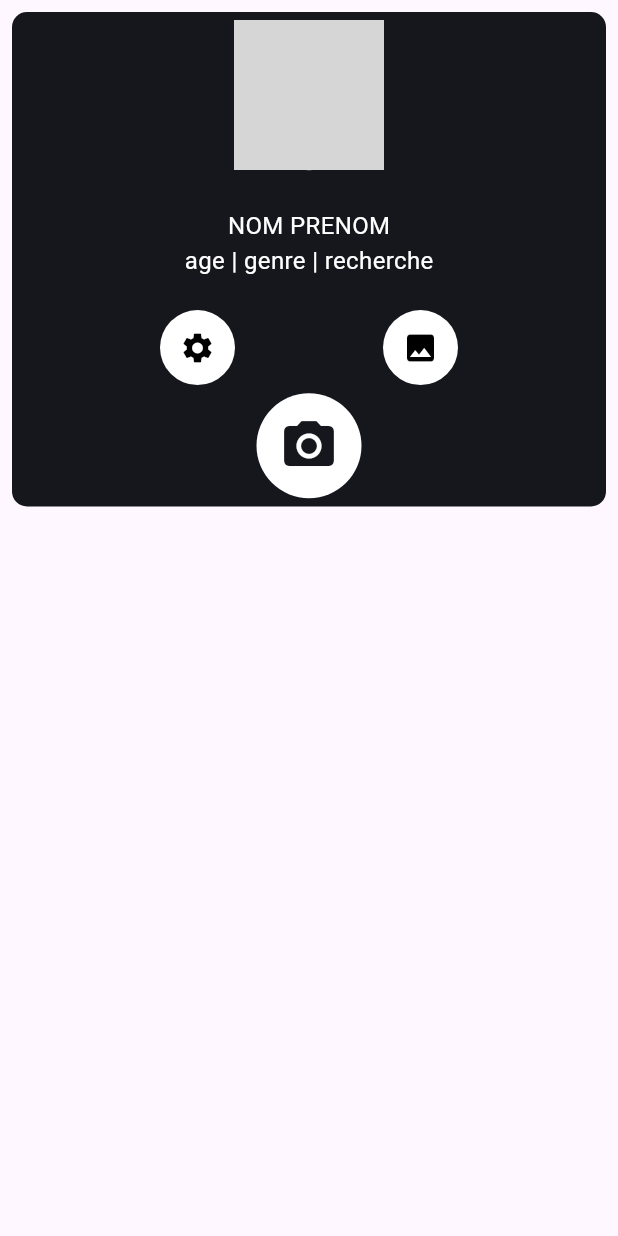
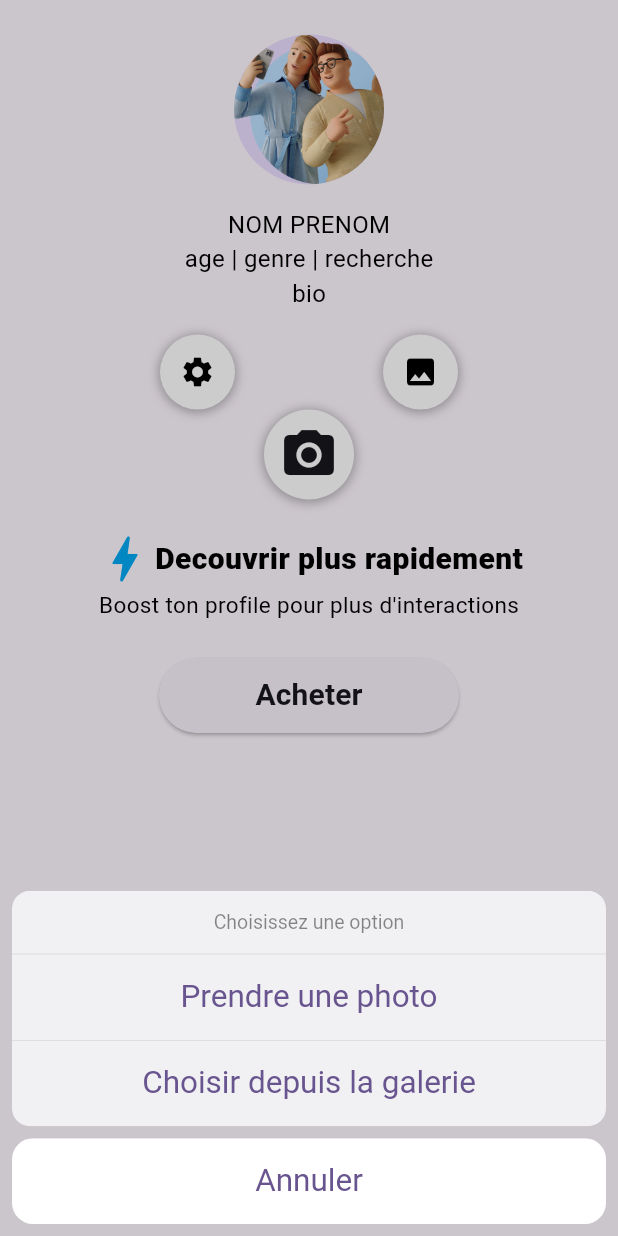
Before and after one commit to khasey/reveal, a Flutter app: the Profile screen opened directly, after a tap on the "photo" icon, on a phone screen of 412 x 824 dp. Run offline on Flutter 3.47's test engine with Material 3 defaults, Android fonts, the phone set to English and light mode, and no system bars; our stand-ins replace flutter_svg, hexcolor, image_picker; grey boxes are pictures that could not be loaded.

Commit message:
profile made

```diff
--- a/lib/screens/profile.dart
+++ b/lib/screens/profile.dart
@@ -1,5 +1,9 @@
+import 'dart:io';
+
+import 'package:flutter/cupertino.dart';
 import 'package:flutter/material.dart';
 import 'package:reveal/constantColors.dart';
+import 'package:image_picker/image_picker.dart';
 
 class Profile extends StatefulWidget {
   const Profile({super.key});
@@ -9,26 +13,54 @@ class Profile extends StatefulWidget {
 }
 
 class _ProfileState extends State<Profile> {
+  XFile? _image; // Variable pour stocker l'image sélectionnée
+
+  final ImagePicker _picker = ImagePicker(); // Instance de ImagePicker
+
+  // Méthode pour ouvrir la galerie de photos
+  Future<void> _pickImage() async {
+    final XFile? pickedFile =
+        await _picker.pickImage(source: ImageSource.gallery);
+    setState(() {
+      _image = pickedFile;
+    });
+  }
+
+  // Méthode pour ouvrir la caméra
+  Future<void> _takePhoto() async {
+    final XFile? pickedFile =
+        await _picker.pickImage(source: ImageSource.camera);
+    setState(() {
+      _image = pickedFile;
+    });
+  }
+
   @override
   Widget build(BuildContext context) {
     return Scaffold(
       body: Padding(
         padding: const EdgeInsets.all(8.0),
-        child: Container(
+        child: Column(
+          children: [
+            Container(
               decoration: BoxDecoration(
-            color: AppColors.primaryColor,
+
                 borderRadius: BorderRadius.circular(10),
               ),
               width: MediaQuery.of(context).size.width,
               height: MediaQuery.of(context).size.height * 0.4,
               child: Column(
-            mainAxisAlignment: MainAxisAlignment.spaceEvenly,
+                mainAxisAlignment: MainAxisAlignment.start,
                 children: [
+                  const SizedBox(height: 15),
                   CircleAvatar(
                     radius: 50,
-                backgroundImage: const AssetImage("assets/images/profile.jpg"),
+                    backgroundImage: _image != null
+                        ? FileImage(File(_image!.path))
+                        : const AssetImage("assets/selfie.png")
+                            as ImageProvider,
                   ),
-              SizedBox(height: 15,), // This pushes the next widget to the bottom
+                  const SizedBox(height: 15),
                   const Align(
                     alignment: Alignment.bottomCenter,
                     child: Padding(
@@ -37,17 +69,20 @@ class _ProfileState extends State<Profile> {
                         children: [
                           Text(
                             "NOM PRENOM",
-                        style: TextStyle(color: Colors.white, fontSize: 16),
+                            style: TextStyle(color: Colors.black, fontSize: 16),
                           ),
                           Text(
                             "age | genre | recherche",
-                        style: TextStyle(color: Colors.white, fontSize: 16),
+                            style: TextStyle(color: Colors.black, fontSize: 16),
+                          ),
+                          Text(
+                            "bio",
+                            style: TextStyle(color: Colors.black, fontSize: 16),
                           ),
                         ],
                       ),
                     ),
                   ),
-
                   Row(
                     mainAxisAlignment: MainAxisAlignment.spaceEvenly,
                     children: [
@@ -59,7 +94,6 @@ class _ProfileState extends State<Profile> {
                               return Container(
                                 height: MediaQuery.of(context).size.height * 0.7,
                                 color: AppColors.primaryColor,
-
                                 child: Column(
                                   children: [
                                     textField("Nom"),
@@ -68,32 +102,37 @@ class _ProfileState extends State<Profile> {
                                     textField("Genre"),
                                     textField("Recherche"),
                                     textField("Bio"),
-
                                   ],
                                 ),
                               );
                             },
                           );
                         },
-
                         child: Align(
                           alignment: Alignment.topLeft,
                           child: Container(
                             width: 50,
                             height: 50,
                             decoration: BoxDecoration(
+                              boxShadow: [
+                                BoxShadow(
+                                  color: Colors.black.withOpacity(0.3),
+                                  spreadRadius: 1,
+                                  blurRadius: 5,
+                                  offset: const Offset(0, 1),
+                                ),
+                              ],
                               color: Colors.white,
                               borderRadius: BorderRadius.circular(50),
                             ),
-                        child: Center(
+                            child: const Center(
                                 child: Icon(Icons.settings, color: Colors.black)),
                           ),
                         ),
                       ),
-
                       GestureDetector(
                         onTap: () {
-                      print("alex connard");
+                          _showImagePickerOptions(context); // Affiche les options
                         },
                         child: Align(
                           alignment: Alignment.topRight,
@@ -101,34 +140,121 @@ class _ProfileState extends State<Profile> {
                             width: 50,
                             height: 50,
                             decoration: BoxDecoration(
+                              boxShadow: [
+                                BoxShadow(
+                                  color: Colors.black.withOpacity(0.3),
+                                  spreadRadius: 1,
+                                  blurRadius: 5,
+                                  offset: const Offset(0, 1),
+                                ),
+                              ],
                               color: Colors.white,
                               borderRadius: BorderRadius.circular(50),
                             ),
-                        child: Center(
+                            child: const Center(
                                 child: Icon(Icons.photo, color: Colors.black)),
                           ),
                         ),
                       ),
-
                     ],
                   ),
                   Align(
                     alignment: Alignment.bottomCenter,
                     child: Container(
-                  width: 70,
-                  height: 70,
+                      width: 60,
+                      height: 60,
                       decoration: BoxDecoration(
+                        boxShadow: [
+                                BoxShadow(
+                                  color: Colors.black.withOpacity(0.3),
+                                  spreadRadius: 1,
+                                  blurRadius: 5,
+                                  offset: const Offset(0, 1),
+                                ),
+                              ],
                         color: Colors.white,
                         borderRadius: BorderRadius.circular(50),
                       ),
                       child: Center(
-                    child: Icon(Icons.photo_camera, color: AppColors.primaryColor, size: 40,),
+                        child: Icon(Icons.photo_camera,
+                            color: AppColors.primaryColor, size: 40),
                       ),
                     ),
                   ),
+                ],
+              ),
+            ),
+            const SizedBox(height: 15),
+
+            Expanded(
+              flex: 1,
+              child: Container(
+                // color: AppColors.primaryColor,
+                child: Column(
+                  crossAxisAlignment: CrossAxisAlignment.center,
+                  children: [
+                    const Row(
+                      mainAxisAlignment: MainAxisAlignment.center,
+                      children: [
+                        Icon(Icons.bolt_rounded, color: Colors.lightBlue, size: 40,),
+                        Text("Decouvrir plus rapidement", style: TextStyle(color: Colors.black, fontSize: 20, fontWeight: FontWeight.w800),),
 
                       ],
                     ),
+                    const Text("Boost ton profile pour plus d'interactions", style: TextStyle(color: Colors.black, fontSize: 15,),),
+                    const SizedBox(height: 25),
+                    ElevatedButton(
+                      style: ElevatedButton.styleFrom(
+                        elevation: 1,
+
+                        fixedSize: Size(200, 50),
+
+                        shape: RoundedRectangleBorder(
+                          borderRadius: BorderRadius.circular(40),
+                        ),
+                      ),
+                      onPressed: () {},
+                      child: Text("Acheter", style: TextStyle(color: AppColors.primaryColor, fontSize: 20, fontWeight: FontWeight.w600),),
+                      )
+                  ],
+
+                ),
+              ),
+
+            )
+          ],
+        ),
+      ),
+    );
+  }
+
+  // Méthode pour afficher les options de sélection (caméra ou galerie)
+  void _showImagePickerOptions(BuildContext context) {
+    showCupertinoModalPopup(
+      context: context,
+      builder: (BuildContext context) => CupertinoActionSheet(
+        title: const Text('Choisissez une option'),
+        actions: [
+          CupertinoActionSheetAction(
+            onPressed: () {
+              Navigator.pop(context);
+              _takePhoto(); // Ouvre la caméra
+            },
+            child: const Text('Prendre une photo'),
+          ),
+          CupertinoActionSheetAction(
+            onPressed: () {
+              Navigator.pop(context);
+              _pickImage(); // Ouvre la galerie
+            },
+            child: const Text('Choisir depuis la galerie'),
+          ),
+        ],
+        cancelButton: CupertinoActionSheetAction(
+          onPressed: () {
+            Navigator.pop(context);
+          },
+          child: const Text('Annuler'),
         ),
       ),
     );
@@ -136,7 +262,7 @@ class _ProfileState extends State<Profile> {
 
   Widget textField(String text) {
     return Container(
-      padding: const EdgeInsets.only(left: 16 , right: 16, top: 8),
+      padding: const EdgeInsets.only(left: 16, right: 16, top: 8),
       child: TextField(
         cursorColor: Colors.white,
         style: const TextStyle(color: Colors.white),
@@ -147,7 +273,6 @@ class _ProfileState extends State<Profile> {
           focusedBorder: const OutlineInputBorder(
             borderSide: BorderSide(color: Colors.white),
           ),
-          // suffixIcon: const Icon(Icons.edit, color: Colors.white),
           prefixIcon: const Icon(Icons.person, color: Colors.white),
           hintText: text,
           hintStyle: const TextStyle(color: Color.fromARGB(125, 255, 255, 255)),
--- a/pubspec.yaml
+++ b/pubspec.yaml
@@ -43,6 +43,7 @@ dev_dependencies:
   hexcolor: ^3.0.1
   flutter_svg: ^2.0.10+1
   modal_bottom_sheet: ^3.0.0
+  image_picker: ^0.8.7+3
 
   # The "flutter_lints" package below contains a set of recommended lints to
   # encourage good coding practices. The lint set provided by the package is
@@ -65,6 +66,7 @@ flutter:
   # To add assets to your application, add an assets section, like this:
   assets:
     - assets/logo.svg
+    - assets/selfie.png
   #   - images/a_dot_ham.jpeg
 
   # An image asset can refer to one or more resolution-specific "variants", see
```
Also changed, not shown: assets/selfi.png (added), assets/selfie.png (added), pubspec.lock, 16 other files. Lines whose indentation alone changed are shown as unchanged.
